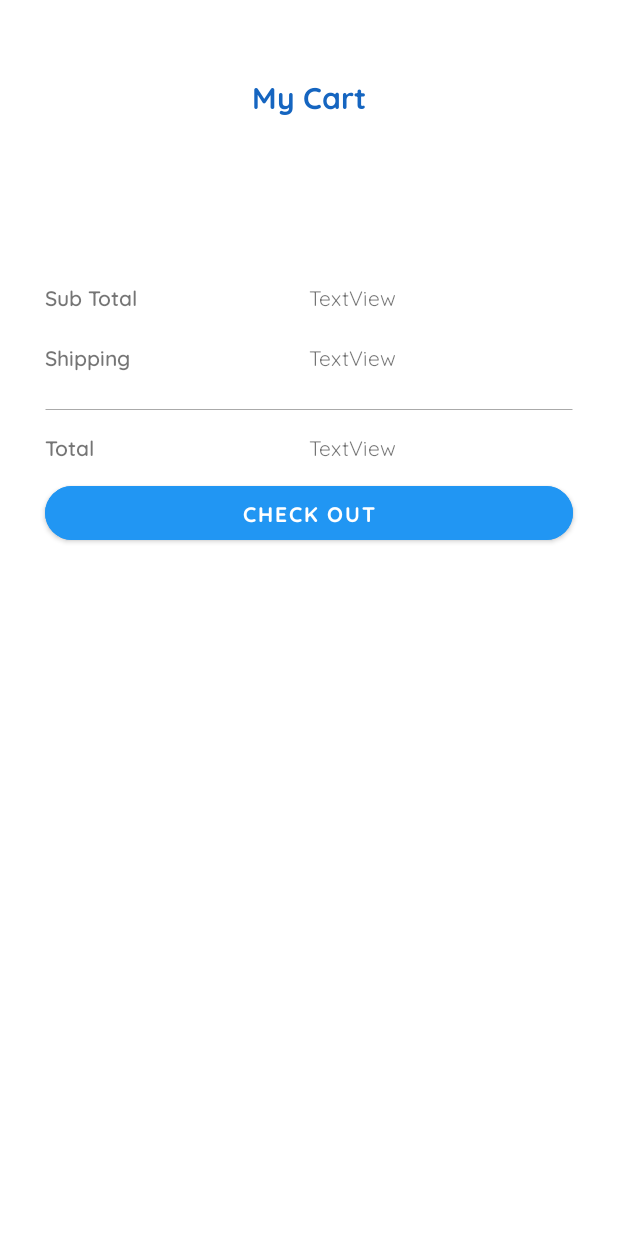
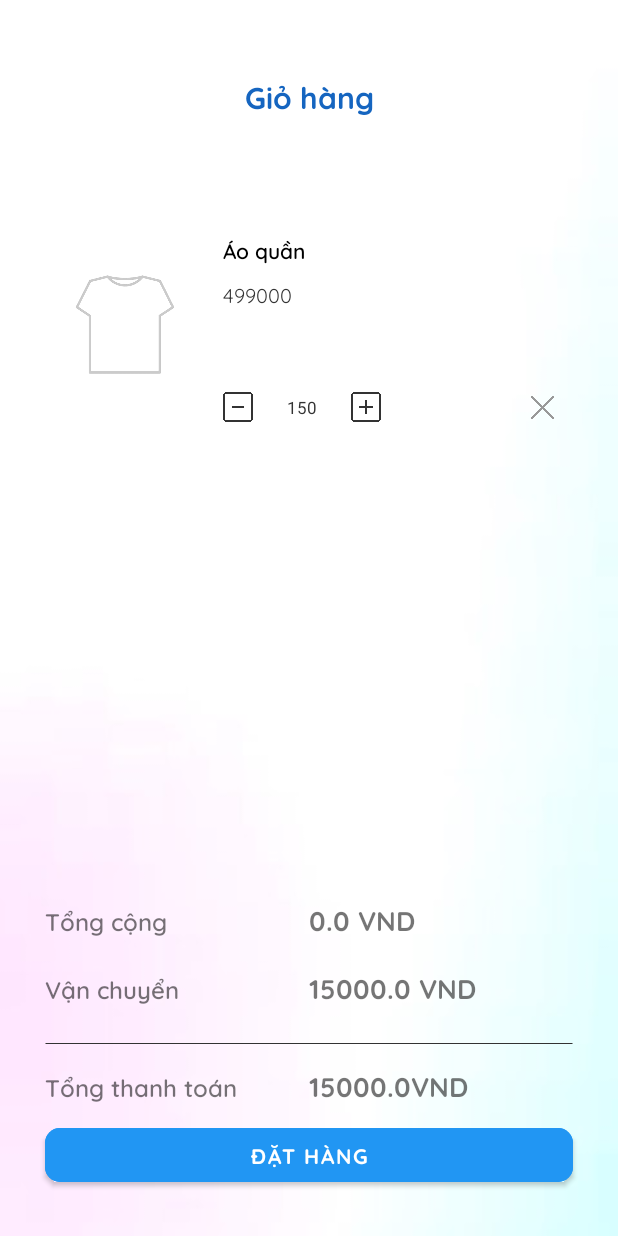
Before and after one commit to dotrann1412/Jodern, an Android app: the screen it shows after launch (CartActivity), on a phone screen of 412 x 824 dp. Run offline under Robolectric (Android 15) with nearby library versions, the phone set to English and light mode, and no system bars; pictures from the network do not load.

Commit message:
update cart UI

```diff
--- a/android/app/build.gradle
+++ b/android/app/build.gradle
@@ -31,13 +31,16 @@ android {
 }
 
 dependencies {
-
     implementation 'androidx.appcompat:appcompat:1.5.1'
     implementation 'com.google.android.material:material:1.6.1'
     implementation 'androidx.constraintlayout:constraintlayout:2.1.4'
     implementation 'androidx.navigation:navigation-fragment:2.5.1'
     implementation 'androidx.navigation:navigation-ui:2.5.1'
+    implementation 'com.android.volley:volley:1.2.1'
+    implementation 'com.github.bumptech.glide:glide:4.14.2'
+    annotationProcessor 'com.github.bumptech.glide:compiler:4.14.2'
     testImplementation 'junit:junit:4.13.2'
     androidTestImplementation 'androidx.test.ext:junit:1.1.3'
     androidTestImplementation 'androidx.test.espresso:espresso-core:3.4.0'
+
 }
--- a/android/app/src/main/java/android/jodern/app/activity/CartActivity.java
+++ b/android/app/src/main/java/android/jodern/app/activity/CartActivity.java
@@ -11,6 +11,7 @@ import androidx.appcompat.app.AppCompatActivity;
 import androidx.recyclerview.widget.LinearLayoutManager;
 import androidx.recyclerview.widget.RecyclerView;
 
+import android.widget.LinearLayout;
 import android.widget.ScrollView;
 import android.widget.TextView;
 
@@ -22,7 +23,7 @@ public class CartActivity extends AppCompatActivity {
     TextView subTotalTextView, shippingTextView, totalTextView;
 
     private double total;
-    private ScrollView scrollView;
+    private LinearLayout cartScrollView;
 
     @Override
     protected void onCreate(Bundle savedInstanceState) {
@@ -33,18 +34,21 @@ public class CartActivity extends AppCompatActivity {
 
         initView();
         initCartList();
-//        renderCart();
-
+        renderCart();
     }
 
     private void initView() {
         cartRecyclerView = findViewById(R.id.cartRecyclerView);
-        scrollView = findViewById(R.id.cartScrollView);
+        cartScrollView = findViewById(R.id.cartScrollView);
+        subTotalTextView = findViewById(R.id.subTotalValueCartTextView);
+        shippingTextView = findViewById(R.id.shippingValueCartTextView);
+        totalTextView = findViewById(R.id.totalValueCartTextView);
     }
 
     private void initCartList() {
         LinearLayoutManager linearLayoutManager = new LinearLayoutManager(this, LinearLayoutManager.VERTICAL, false);
         cartRecyclerView.setLayoutManager(linearLayoutManager);
+
         adapter = new CartAdapter(cartController.getCartList(), this, new ChangeNumItemsListener() {
             @Override
             public void onChanged() {
@@ -60,9 +64,9 @@ public class CartActivity extends AppCompatActivity {
 
     @SuppressLint("SetTextI18n")
     private void renderCart() {
-        double shippingCost = 15000;
         double subTotal = cartController.getSubTotal();
-        double total = subTotal + shippingCost;
+        double shippingCost = (subTotal == -1) ? 0 : 15000;
+        total = subTotal + shippingCost;
 
         subTotalTextView.setText(String.valueOf(subTotal) + " VND");
         shippingTextView.setText(String.valueOf(shippingCost) + " VND");
--- a/android/app/src/main/java/android/jodern/app/adapter/CartAdapter.java
+++ b/android/app/src/main/java/android/jodern/app/adapter/CartAdapter.java
@@ -5,7 +5,8 @@ import android.content.Context;
 import android.jodern.app.controller.CartController;
 import android.jodern.app.interfaces.ChangeNumItemsListener;
 import android.jodern.app.R;
-import android.jodern.app.model.Garment;
+import android.jodern.app.model.Product;
+import android.jodern.app.model.OrderItem;
 import android.view.LayoutInflater;
 import android.view.View;
 import android.view.ViewGroup;
@@ -15,17 +16,23 @@ import android.widget.TextView;
 import androidx.annotation.NonNull;
 import androidx.recyclerview.widget.RecyclerView;
 
+import com.bumptech.glide.Glide;
+
+import java.util.ArrayList;
 import java.util.List;
 
 public class CartAdapter extends RecyclerView.Adapter<CartAdapter.ViewHolder> {
-    private List<Garment> garmentList;
+    private List<OrderItem> orderItemList;
     private CartController cartController;
     private ChangeNumItemsListener changeNumItemsListener;
+    private Context parentContext;
 
-    public CartAdapter(List<Garment> garmentList, Context context, ChangeNumItemsListener changeNumItemsListener) {
-        this.garmentList = garmentList;
+    public CartAdapter(List<OrderItem> orderItemList, Context context, ChangeNumItemsListener changeNumItemsListener) {
+        this.orderItemList = orderItemList;
+        // TODO: change the orderItemList to load from the stored data
         this.cartController = new CartController(context);
         this.changeNumItemsListener = changeNumItemsListener;
+        this.parentContext = context;
     }
 
     @NonNull
@@ -33,21 +40,38 @@ public class CartAdapter extends RecyclerView.Adapter<CartAdapter.ViewHolder> {
     public ViewHolder onCreateViewHolder(@NonNull ViewGroup parent, int viewType) {
         View inflater = LayoutInflater.from(parent.getContext()).inflate(R.layout.cart_viewholder, parent, false);
 
-        return null;
+        return new ViewHolder(inflater);
     }
 
     @Override
     public void onBindViewHolder(@NonNull ViewHolder holder, @SuppressLint("RecyclerView") int position) {
         try {
-            Garment garment = garmentList.get(position);
-            holder.itemName.setText(garment.getName());
-            holder.itemCost.setText(String.valueOf(garment.getCost()));
-            holder.numItems.setText(String.valueOf(cartController.getOrderListSize()));
+            OrderItem orderItem = orderItemList.get(position);
 
-            Context itemViewContext = holder.itemView.getContext();
-            int drawableResource = itemViewContext.getResources()
-                    .getIdentifier(garment.getImages().get(0), "drawable", holder.itemView.getContext().getPackageName());
+            // TODO: change this product into the relevant product item to the order item
+            Product product = new Product();
+            product.setId(0l);
+            List<String> images = new ArrayList<>();
+            images.add("https://bizweb.sapocdn.net/100/438/408/products/akn5040-den-4.jpg?v=1668244848000");
+            images.add("https://bizweb.sapocdn.net/100/438/408/products/akn5040-den-5-308a032a-f9a4-4fb3-b73b-348e31c695db.jpg?v=1669013097000");
+            product.setImages(images);
+            product.setSex("nu");
+            product.setCategory("ao-khoac-nu");
+            product.setCost(499000l);
+            product.setInventory(109);
+            product.setName("Áo quần");
 
+            holder.itemName.setText(product.getName());
+            holder.itemCost.setText(String.valueOf(product.getCost()));
+            holder.numItems.setText(String.valueOf(orderItem.getQuantity()));
+
+//            Context itemViewContext = holder.itemView.getContext();
+//            int imageResource = itemViewContext.getResources()
+//                    .getIdentifier(product.getImages().get(0), null, itemViewContext.getPackageName());
+
+            String imageUri = product.getImages().get(0);
+
+            Glide.with(parentContext).load(imageUri).centerCrop().placeholder(R.drawable.item_placeholder).into(holder.itemImageUri);
 
             holder.incItem.setOnClickListener(new View.OnClickListener() {
                 @Override
@@ -94,7 +118,7 @@ public class CartAdapter extends RecyclerView.Adapter<CartAdapter.ViewHolder> {
     @Override
     public int getItemCount() {
         try {
-            return garmentList.size();
+            return orderItemList.size();
         } catch (Exception e) {
             System.out.println(e.getMessage());
             return -1;
@@ -103,13 +127,13 @@ public class CartAdapter extends RecyclerView.Adapter<CartAdapter.ViewHolder> {
 
     public class ViewHolder extends RecyclerView.ViewHolder {
         TextView itemName, itemCost, numItems;
-        ImageView itemUri, incItem, decItem, removeItem;
+        ImageView itemImageUri, incItem, decItem, removeItem;
 
         public ViewHolder(@NonNull View itemView) {
             super(itemView);
             itemName = itemView.findViewById(R.id.cartViewHolderName);
             itemCost = itemView.findViewById(R.id.itemsCost);
-            itemUri = itemView.findViewById(R.id.cartViewHolderImage);
+            itemImageUri = itemView.findViewById(R.id.cartViewHolderImage);
             numItems = itemView.findViewById(R.id.cartNumItemsTextView);
             incItem = itemView.findViewById(R.id.cartItemIncrease);
             decItem = itemView.findViewById(R.id.cartItemDecrease);
--- a/android/app/src/main/java/android/jodern/app/controller/CartController.java
+++ b/android/app/src/main/java/android/jodern/app/controller/CartController.java
@@ -1,9 +1,9 @@
 package android.jodern.app.controller;
 
 import android.content.Context;
-import android.jodern.app.model.Garment;
 import android.jodern.app.model.OrderItem;
 
+import java.util.ArrayList;
 import java.util.List;
 
 public class CartController {
@@ -13,24 +13,46 @@ public class CartController {
     public CartController(Context context) {
         this.context = context;
 
+        // TODO get order item list from storage instead of this dummy data
+
+        Long i = new Long(0);
+        OrderItem orderItem = new OrderItem();
+        orderItem.setQuantity(150);
+        orderItem.setProductId(i++);
+        List<OrderItem> orderItemList = new ArrayList<>();
+        orderItemList.add(orderItem);
+//        orderItemList.add(orderItem);
+//        orderItemList.add(orderItem);
+//        orderItemList.add(orderItem);
+//        orderItemList.add(orderItem);
+        this.orderItemList = orderItemList;
     }
 
-    public List<Garment> getCartList() {
-        return null;
+    public List<OrderItem> getCartList() {
+        return orderItemList;
     }
 
     public double getSubTotal() {
+        try {
             double result = 0f;
 
             for (OrderItem item : orderItemList) {
     //            result += item.getCost();
             }
 
-
             return result;
+        } catch (Exception e) {
+            System.out.println(e.getMessage());
+            return -1f;
+        }
     }
 
     public int getOrderListSize() {
+        try {
             return orderItemList.size();
+        } catch (Exception e) {
+            System.out.println(e.getMessage());
+            return -1;
         }
     }
+}
--- a/android/app/src/main/java/android/jodern/app/model/OrderItem.java
+++ b/android/app/src/main/java/android/jodern/app/model/OrderItem.java
@@ -1,6 +1,22 @@
 package android.jodern.app.model;
 
 public class OrderItem {
-    private Long garmentId;
+    private Long productId;
     private Integer quantity;
+
+    public Long getProductId() {
+        return productId;
+    }
+
+    public void setProductId(Long productId) {
+        this.productId = productId;
+    }
+
+    public Integer getQuantity() {
+        return quantity;
+    }
+
+    public void setQuantity(Integer quantity) {
+        this.quantity = quantity;
+    }
 }
--- a/android/app/src/main/java/android/jodern/app/model/Garment.java
+++ b/android/app/src/main/java/android/jodern/app/model/Product.java
@@ -2,7 +2,7 @@ package android.jodern.app.model;
 
 import java.util.List;
 
-public class Garment {
+public class Product {
     private List<String> images;
     private String name;
     private Long id;
@@ -10,8 +10,8 @@ public class Garment {
     private String category;
     private String color;
     private String description;
-    private Float cost;
-    private Integer numStocks;
+    private Long cost;
+    private Integer inventory;
 
     public String getName() {
         return name;
@@ -61,20 +61,20 @@ public class Garment {
         this.description = description;
     }
 
-    public Float getCost() {
+    public Long getCost() {
         return cost;
     }
 
-    public void setCost(Float cost) {
+    public void setCost(Long cost) {
         this.cost = cost;
     }
 
-    public Integer getNumStocks() {
-        return numStocks;
+    public Integer getInventory() {
+        return inventory;
     }
 
-    public void setNumStocks(Integer numStocks) {
-        this.numStocks = numStocks;
+    public void setInventory(Integer inventory) {
+        this.inventory = inventory;
     }
 
     public List<String> getImages() {
--- a/android/app/src/main/res/drawable/background.xml
+++ b/android/app/src/main/res/drawable/background.xml
@@ -1,4 +1,4 @@
 <?xml version="1.0" encoding="utf-8"?>
-<bitmap android:src="@mipmap/background_gradient"
+<bitmap android:src="@drawable/app_background"
     xmlns:android="http://schemas.android.com/apk/res/android">
 </bitmap>
--- a/android/app/src/main/res/drawable/light_line.xml
+++ b/android/app/src/main/res/drawable/light_line.xml
@@ -1,7 +1,7 @@
 <?xml version="1.0" encoding="utf-8"?>
 <selector xmlns:android="http://schemas.android.com/apk/res/android">
     <item android:state_pressed="false"><shape android:shape="line">
-        <stroke android:width="0.5px" android:color="#aaa" />
+        <stroke android:width="1px" android:color="#333" />
     </shape>
     </item>
 </selector>
--- a/android/app/src/main/res/layout/activity_cart.xml
+++ b/android/app/src/main/res/layout/activity_cart.xml
@@ -4,9 +4,10 @@
     xmlns:app="http://schemas.android.com/apk/res-auto"
     android:layout_width="match_parent"
     android:layout_height="match_parent"
-    tools:context=".activity.CartActivity">
+    tools:context=".activity.CartActivity"
+    android:background="@drawable/background">
 
-  <ScrollView
+  <LinearLayout
       android:id="@+id/cartScrollView"
       android:layout_width="match_parent"
       android:layout_height="match_parent"
@@ -17,7 +18,7 @@
 
     <LinearLayout
         android:layout_width="match_parent"
-        android:layout_height="wrap_content"
+        android:layout_height="match_parent"
         android:gravity="center"
         android:orientation="vertical"
         android:layout_marginTop="50dp">
@@ -25,9 +26,8 @@
       <TextView
           android:id="@+id/cartTextView"
           android:layout_width="match_parent"
-          android:layout_height="0dp"
+          android:layout_height="wrap_content"
           android:layout_marginBottom="20dp"
-          android:layout_weight="1"
           android:fontFamily="@font/quicksand_bold"
           android:text="@string/cart_header"
           android:textAlignment="center"
@@ -42,12 +42,12 @@
           android:layout_marginLeft="30dp"
           android:layout_marginTop="30dp"
           android:layout_marginRight="30dp"
-          android:layout_marginBottom="50dp"
-          android:layout_weight="1"></androidx.recyclerview.widget.RecyclerView>
+          android:layout_marginBottom="10dp"
+          android:layout_weight="1"/>
 
       <LinearLayout
           android:layout_width="match_parent"
-          android:layout_height="match_parent"
+          android:layout_height="wrap_content"
           android:layout_marginLeft="30dp"
           android:layout_marginTop="10dp"
           android:layout_marginRight="30dp"
@@ -55,25 +55,27 @@
           android:orientation="horizontal">
 
         <TextView
-            android:id="@+id/subTotal_CartTextView"
+            android:id="@+id/subTotalCartTextView"
             android:layout_width="0dp"
             android:layout_height="wrap_content"
             android:layout_weight="1"
+            android:textSize="16sp"
             android:fontFamily="@font/quicksand_semibold"
             android:text="@string/sub_total" />
 
         <TextView
-            android:id="@+id/subTotalValue_CartTextView"
+            android:id="@+id/subTotalValueCartTextView"
             android:layout_width="0dp"
             android:layout_height="wrap_content"
             android:layout_weight="1"
-            android:fontFamily="@font/quicksand"
+            android:textSize="18sp"
+            android:fontFamily="@font/quicksand_bold"
             android:text="TextView" />
       </LinearLayout>
 
       <LinearLayout
           android:layout_width="match_parent"
-          android:layout_height="match_parent"
+          android:layout_height="wrap_content"
           android:layout_marginLeft="30dp"
           android:layout_marginTop="10dp"
           android:layout_marginRight="30dp"
@@ -81,19 +83,21 @@
           android:orientation="horizontal">
 
         <TextView
-            android:id="@+id/shipping_CartTextView"
+            android:id="@+id/shippingCartTextView"
             android:layout_width="0dp"
             android:layout_height="wrap_content"
             android:layout_weight="1"
+            android:textSize="16sp"
             android:fontFamily="@font/quicksand_semibold"
             android:text="@string/shipping" />
 
         <TextView
-            android:id="@+id/shippingValue_CartTextView"
+            android:id="@+id/shippingValueCartTextView"
             android:layout_width="0dp"
             android:layout_height="wrap_content"
             android:layout_weight="1"
-            android:fontFamily="@font/quicksand"
+            android:textSize="18sp"
+            android:fontFamily="@font/quicksand_bold"
             android:text="TextView" />
       </LinearLayout>
 
@@ -110,25 +114,27 @@
 
       <LinearLayout
           android:layout_width="match_parent"
-          android:layout_height="match_parent"
+          android:layout_height="wrap_content"
           android:layout_marginLeft="30dp"
           android:layout_marginRight="30dp"
           android:orientation="horizontal">
 
         <TextView
-            android:id="@+id/total_CartTextView"
+            android:id="@+id/totalCartTextView"
             android:layout_width="0dp"
             android:layout_height="wrap_content"
             android:layout_weight="1"
+            android:textSize="16sp"
             android:fontFamily="@font/quicksand_semibold"
             android:text="@string/total" />
 
         <TextView
-            android:id="@+id/totalValue_CartTextView"
+            android:id="@+id/totalValueCartTextView"
             android:layout_width="0dp"
             android:layout_height="wrap_content"
             android:layout_weight="1"
-            android:fontFamily="@font/quicksand"
+            android:textSize="18sp"
+            android:fontFamily="@font/quicksand_bold"
             android:text="TextView" />
       </LinearLayout>
 
@@ -141,10 +147,10 @@
           android:layout_marginRight="30dp"
           android:layout_marginBottom="30dp"
           android:backgroundTint="@color/primary"
-          app:cornerRadius="30dp"
+          app:cornerRadius="10dp"
           android:fontFamily="@font/quicksand_bold"
           android:text="@string/check_out"/>
     </LinearLayout>
-  </ScrollView>
+  </LinearLayout>
 
 </androidx.constraintlayout.widget.ConstraintLayout>
--- /dev/null
+++ b/android/app/src/main/res/layout/activity_map.xml
@@ -0,0 +1,9 @@
+<?xml version="1.0" encoding="utf-8"?>
+<androidx.constraintlayout.widget.ConstraintLayout xmlns:android="http://schemas.android.com/apk/res/android"
+    xmlns:app="http://schemas.android.com/apk/res-auto"
+    xmlns:tools="http://schemas.android.com/tools"
+    android:layout_width="match_parent"
+    android:layout_height="match_parent"
+    tools:context=".activity.MapActivity">
+
+</androidx.constraintlayout.widget.ConstraintLayout>
--- a/android/app/src/main/res/layout/activity_splash.xml
+++ b/android/app/src/main/res/layout/activity_splash.xml
@@ -6,7 +6,7 @@
     android:layout_height="match_parent"
     android:fitsSystemWindows="true"
     tools:context=".activity.SplashActivity"
-    android:background="@drawable/background">
+    android:background="@drawable/splash_screen_background">
 
     <ImageView
         android:id="@+id/logoSplashView"
--- a/android/app/src/main/res/layout/cart_viewholder.xml
+++ b/android/app/src/main/res/layout/cart_viewholder.xml
@@ -85,7 +85,7 @@
         android:layout_height="15dp"
         app:srcCompat="@drawable/cancel"
         app:tint="@color/light_grey"
-        android:layout_marginStart="125dp"
+        android:layout_marginStart="100dp"
         android:layout_marginBottom="2dp"
         app:layout_constraintBottom_toBottomOf="@id/cartItemDecrease"
         app:layout_constraintStart_toEndOf="@id/cartItemIncrease"
--- a/android/app/src/main/res/values/strings.xml
+++ b/android/app/src/main/res/values/strings.xml
@@ -7,11 +7,9 @@
     <string name="hello_world">Hello world</string>
     <string name="title_activity_cart">CartActivity</string>
 
-    <string name="hello_first_fragment">Hello first fragment</string>
-    <string name="hello_second_fragment">Hello second fragment. Arg: %1$s</string>
-    <string name="cart_header">My Cart</string>
-    <string name="check_out">CHECK OUT</string>
-    <string name="total">Total</string>
-    <string name="shipping">Shipping</string>
-    <string name="sub_total">Sub Total</string>
+    <string name="cart_header">Giỏ hàng</string>
+    <string name="check_out">ĐẶT HÀNG</string>
+    <string name="total">Tổng thanh toán</string>
+    <string name="shipping">Vận chuyển</string>
+    <string name="sub_total">Tổng cộng</string>
 </resources>
```
Also changed, not shown: android/app/src/main/res/drawable/app_background.jpg (added), android/app/src/main/res/drawable/item_placeholder.jpg (added). Lines whose indentation alone changed are shown as unchanged.
